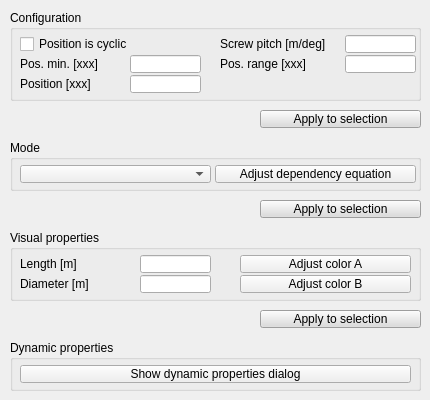
Above: ui/qdlgjoints.ui from CoppeliaRobotics/coppeliaSimLib before the change. Below: the same form after it.
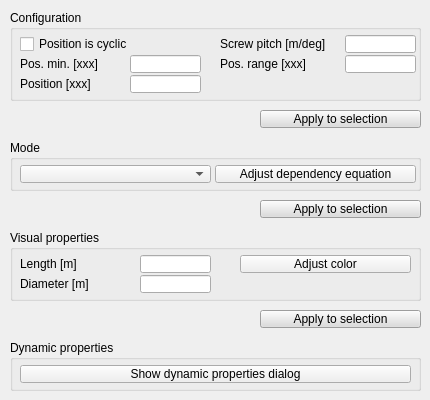
That is the form after the change.

What changed in the file:
```diff
--- a/ui/qdlgjoints.ui
+++ b/ui/qdlgjoints.ui
@@ -278,22 +278,6 @@
      <string>Length [m]</string>
     </property>
    </widget>
-   <widget class="QToolButton" name="qqAdjustColorB">
-    <property name="geometry">
-     <rect>
-      <x>230</x>
-      <y>45</y>
-      <width>171</width>
-      <height>18</height>
-     </rect>
-    </property>
-    <property name="focusPolicy">
-     <enum>Qt::StrongFocus</enum>
-    </property>
-    <property name="text">
-     <string>Adjust color B</string>
-    </property>
-   </widget>
    <widget class="QToolButton" name="qqAdjustColorA">
     <property name="geometry">
      <rect>
@@ -307,7 +291,7 @@
      <enum>Qt::StrongFocus</enum>
     </property>
     <property name="text">
-     <string>Adjust color A</string>
+     <string>Adjust color</string>
     </property>
    </widget>
   </widget>
```
Left out of the diff: 1 changed line with no effect on the pictures.
